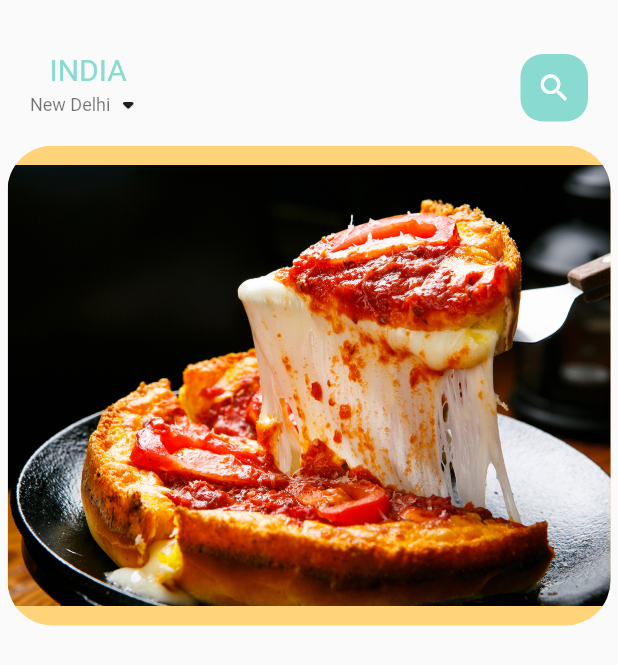
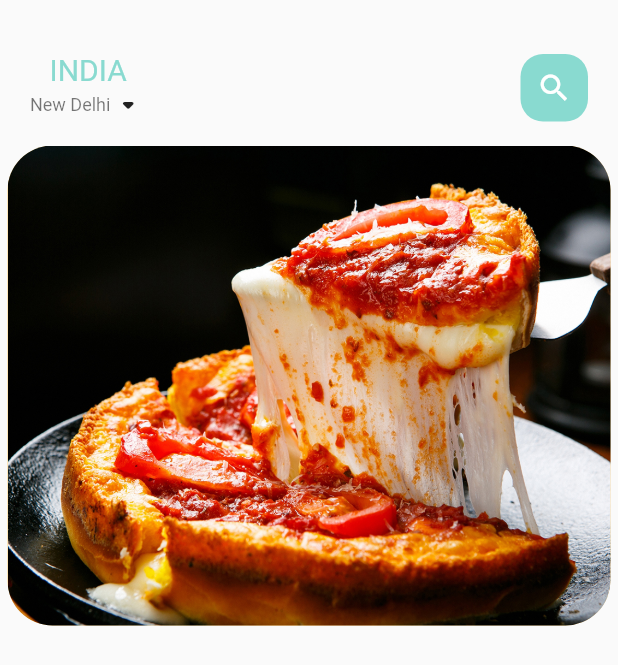
Before and after one commit to Ketan-Goyal/go_foodz, a Flutter app: the screen it shows after launch, on a phone screen of 412 x 824 dp. Shown: the top 665 px of the screen. Run offline on Flutter 3.47's test engine with Material 2 defaults, Android fonts, the phone set to English and light mode, and no system bars.

Commit message:
10/06/22

```diff
--- a/lib/home/food_page_body.dart
+++ b/lib/home/food_page_body.dart
@@ -27,7 +27,8 @@ class _FoodPageBodyState extends State<FoodPageBody> {
       decoration: BoxDecoration(
           borderRadius: BorderRadius.circular(30),
           color: index.isEven ? Color(0xFFffd379) : Color(0xFFfcab88),
-          image: DecorationImage(image: AssetImage("assets/images/food1.jpg"))),
+          image: DecorationImage(
+              fit: BoxFit.cover, image: AssetImage("assets/images/food1.jpg"))),
     );
   }
 }
```
